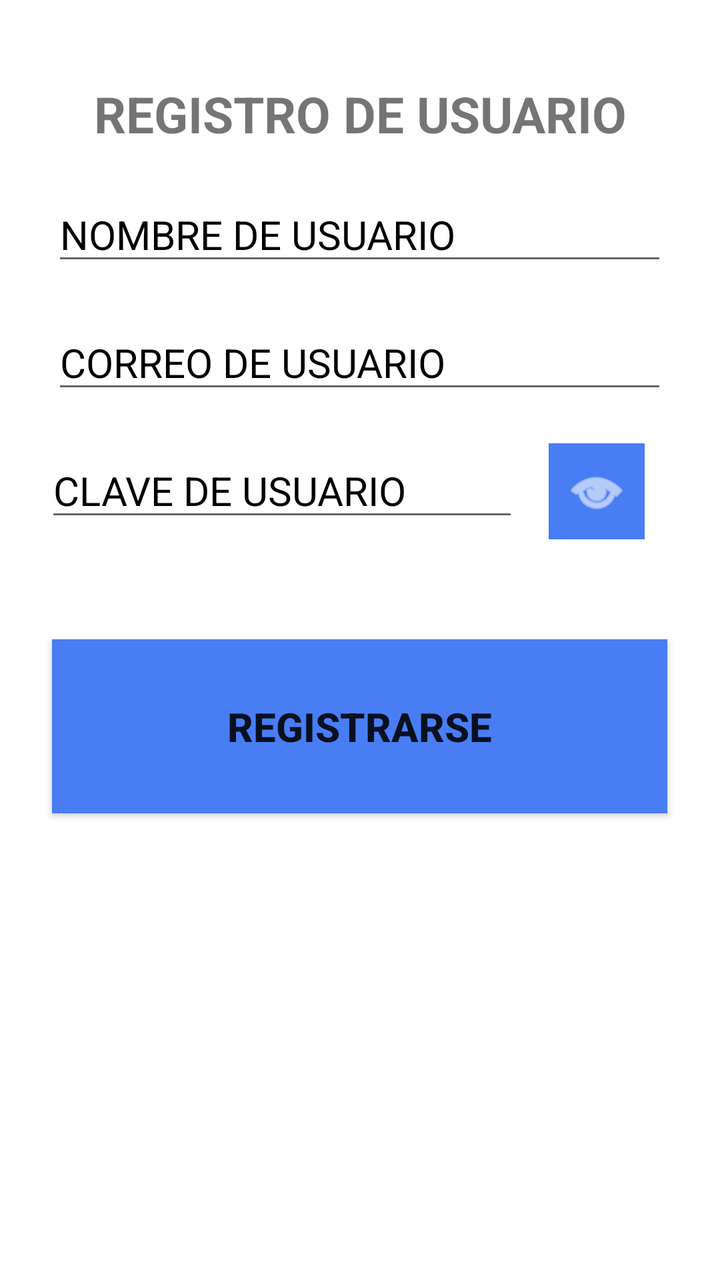
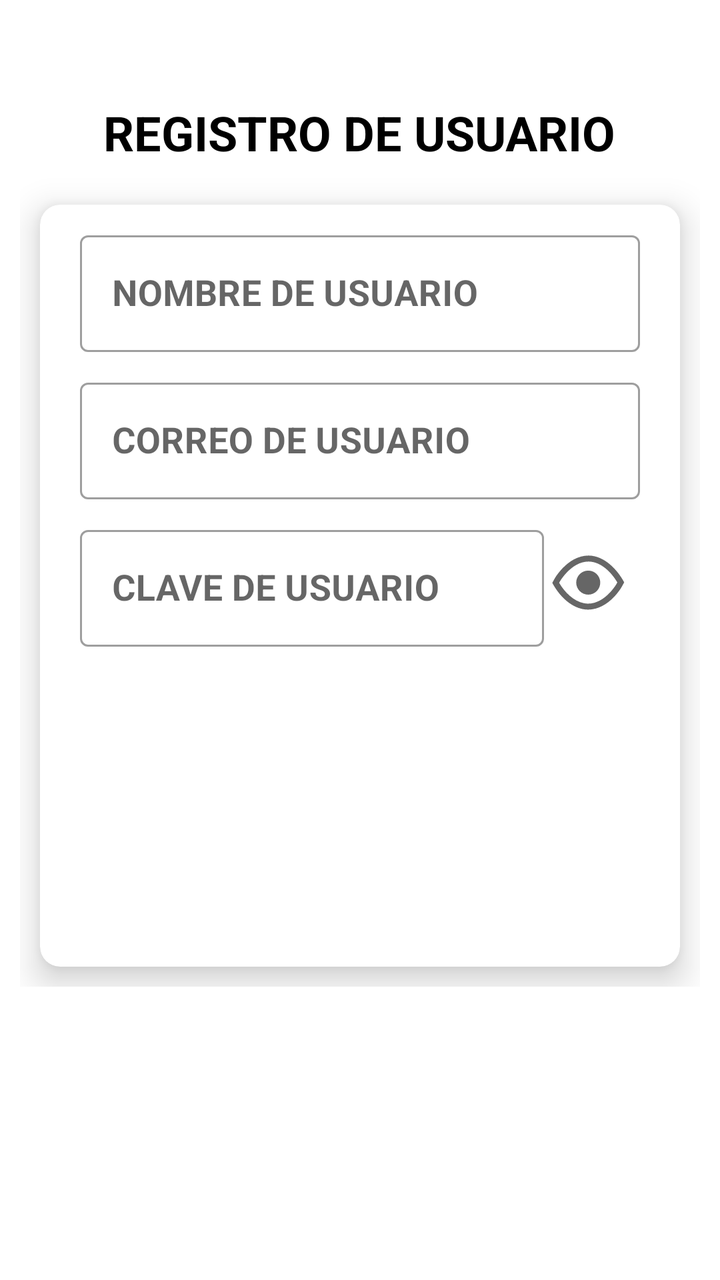

Screens rendered from an Android XML layout before and after an edit, with the pre-edit source and the edit as a unified diff.
<!-- AndroidManifest.xml: application theme Theme.Login -->
<!-- res/layout/fragment_register.xml -->
<?xml version="1.0" encoding="utf-8"?>
<LinearLayout
    xmlns:android="http://schemas.android.com/apk/res/android"
    xmlns:tools="http://schemas.android.com/tools"
    android:layout_width="match_parent"
    android:layout_height="match_parent"
    android:orientation="vertical"
    tools:context=".application.mvvm.view.RegisterFragment">

    <TextView
        style="@style/MyTitleActivity"
        android:layout_width="wrap_content"
        android:layout_height="wrap_content"
        android:text="@string/title_register" />

    <EditText
        style="@style/MyEditText"
        android:id="@+id/inputName"
        android:layout_width="wrap_content"
        android:layout_height="wrap_content"
        android:autofillHints="username"
        android:hint="@string/name_user"
        android:inputType="text"/>

    <EditText
        style="@style/MyEditText"
        android:id="@+id/inputEmail"
        android:layout_width="wrap_content"
        android:layout_height="wrap_content"
        android:autofillHints="emailAddress"
        android:hint="@string/email_user"
        android:inputType="textEmailAddress"/>

    <LinearLayout
        android:orientation="horizontal"
        android:layout_width="wrap_content"
        android:layout_height="wrap_content"
        android:layout_marginTop="@dimen/short2_dp"
        android:layout_marginBottom="@dimen/short2_dp"
        android:layout_gravity="center">
        <EditText
            android:id="@+id/inputPassword"
            android:layout_width="wrap_content"
            android:layout_height="wrap_content"
            android:autofillHints="password"
            android:hint="@string/password_user"
            android:inputType="textPassword"
            android:textSize="20sp"
            android:textAlignment="textStart"
            android:textStyle="normal"
            android:textColorHint="?attr/colorOnSecondary"
            android:layout_gravity="start"
            android:ems="10"
            android:maxLength="28"/>
        <ImageButton
            android:id="@+id/btnSeePassword"
            style="@style/MyImageButton"
            android:layout_width="@dimen/short3_dp"
            android:layout_height="@dimen/short3_dp"
            android:layout_gravity="end"
            android:contentDescription="@string/see_password"
            android:src="@android:drawable/ic_menu_view"/>
    </LinearLayout>

    <Button
        style="@style/MyButton"
        android:id="@+id/btnRegister"
        android:layout_width="wrap_content"
        android:layout_height="wrap_content"
        android:text="@string/register"/>

</LinearLayout>
<!-- resources referenced by this layout -->
<resources>
  <dimen name="short2_dp">10dp</dimen>
  <dimen name="short3_dp">48dp</dimen>
  <string name="email_user">CORREO DE USUARIO</string>
  <string name="name_user">NOMBRE DE USUARIO</string>
  <string name="password_user">CLAVE DE USUARIO</string>
  <string name="register">REGISTRARSE</string>
  <string name="see_password">VER CLAVE</string>
  <style name="MyButton" parent="Widget.AppCompat.Button">
          <item name="android:textSize">20sp</item>
          <item name="android:textAlignment">center</item>
          <item name="android:textStyle">bold</item>
          <item name="android:layout_gravity">center</item>
          <item name="android:layout_marginTop">10dp</item>
          <item name="android:layout_marginBottom">10dp</item>
          <item name="android:ems">13</item>
          <item name="android:paddingTop">30dp</item>
          <item name="android:paddingBottom">30dp</item>
          <item name="android:background">?attr/colorPrimary</item>
      </style>
  <style name="MyEditText" parent="Widget.AppCompat.EditText">
          <item name="android:textSize">20sp</item>
          <item name="android:textAlignment">textStart</item>
          <item name="android:textStyle">normal</item>
          <item name="android:textColorHint">?attr/colorOnSecondary</item>
          <item name="android:layout_gravity">center</item>
          <item name="android:layout_marginTop">10dp</item>
          <item name="android:layout_marginBottom">10dp</item>
          <item name="android:ems">13</item>
          <item name="android:maxLength">28</item>
      </style>
  <style name="MyImageButton" parent="Widget.AppCompat.ImageButton">
          <item name="android:layout_weight">1</item>
          <item name="android:layout_margin">15dp</item>
          <item name="android:tint">?attr/colorOnPrimary</item>
          <item name="android:background">?attr/colorPrimary</item>
      </style>
  <style name="MyTitleActivity" parent="Widget.AppCompat.TextView">
          <item name="android:textSize">25sp</item>
          <item name="android:textAlignment">center</item>
          <item name="android:textStyle">bold</item>
          <item name="android:layout_gravity">center</item>
          <item name="android:layout_marginTop">40dp</item>
          <item name="android:layout_marginBottom">10dp</item>
      </style>
  <color name="colorPrimaryLight">#487DF4</color>
  <color name="colorOnPrimaryLight">#FFFFFF</color>
  <color name="colorSecondaryLight">#487DF4</color>
  <color name="colorOnSecondaryLight">#000000</color>
  <color name="colorOnBackgroundLight">#FFFFFF</color>
  <!-- unchanged entries left out for length: 2 -->
</resources>

<!-- the commit's change to res/layout/fragment_register.xml (unified diff, before → after) -->
@@ -1,72 +1,128 @@
 <?xml version="1.0" encoding="utf-8"?>
-<LinearLayout
+<ScrollView
     xmlns:android="http://schemas.android.com/apk/res/android"
+    xmlns:app="http://schemas.android.com/apk/res-auto"
     xmlns:tools="http://schemas.android.com/tools"
     android:layout_width="match_parent"
     android:layout_height="match_parent"
-    android:orientation="vertical"
+    android:padding="@dimen/short1_dp"
     tools:context=".application.mvvm.view.RegisterFragment">
 
-    <TextView
-        style="@style/MyTitleActivity"
-        android:layout_width="wrap_content"
+    <LinearLayout
+        android:layout_width="match_parent"
         android:layout_height="wrap_content"
-        android:text="@string/title_register" />
+        android:orientation="vertical">
 
-    <EditText
-        style="@style/MyEditText"
-        android:id="@+id/inputName"
-        android:layout_width="wrap_content"
-        android:layout_height="wrap_content"
-        android:autofillHints="username"
-        android:hint="@string/name_user"
-        android:inputType="text"/>
-
-    <EditText
-        style="@style/MyEditText"
-        android:id="@+id/inputEmail"
-        android:layout_width="wrap_content"
-        android:layout_height="wrap_content"
-        android:autofillHints="emailAddress"
-        android:hint="@string/email_user"
-        android:inputType="textEmailAddress"/>
-
-    <LinearLayout
-        android:orientation="horizontal"
-        android:layout_width="wrap_content"
-        android:layout_height="wrap_content"
-        android:layout_marginTop="@dimen/short2_dp"
-        android:layout_marginBottom="@dimen/short2_dp"
-        android:layout_gravity="center">
-        <EditText
-            android:id="@+id/inputPassword"
+        
+        <TextView
+            style="@style/MyTitleActivity"
             android:layout_width="wrap_content"
             android:layout_height="wrap_content"
-            android:autofillHints="password"
-            android:hint="@string/password_user"
-            android:inputType="textPassword"
-            android:textSize="20sp"
-            android:textAlignment="textStart"
-            android:textStyle="normal"
-            android:textColorHint="?attr/colorOnSecondary"
-            android:layout_gravity="start"
-            android:ems="10"
-            android:maxLength="28"/>
-        <ImageButton
-            android:id="@+id/btnSeePassword"
-            style="@style/MyImageButton"
-            android:layout_width="@dimen/short3_dp"
-            android:layout_height="@dimen/short3_dp"
-            android:layout_gravity="end"
-            android:contentDescription="@string/see_password"
-            android:src="@android:drawable/ic_menu_view"/>
+            android:text="@string/title_register" />
+
+        
+        <com.google.android.material.card.MaterialCardView
+            android:layout_width="match_parent"
+            android:layout_height="wrap_content"
+            app:cardCornerRadius="@dimen/short1_dp"
+            app:cardElevation="@dimen/short1_dp"
+            app:cardBackgroundColor="?attr/colorSurface"
+            android:layout_margin="@dimen/short1_dp">
+
+            <LinearLayout
+                android:orientation="vertical"
+                android:padding="@dimen/short1_dp"
+                android:layout_width="match_parent"
+                android:layout_height="wrap_content">
+
+                <com.google.android.material.textfield.TextInputLayout
+                    style="@style/Widget.MaterialComponents.TextInputLayout.OutlinedBox"
+                    android:layout_width="match_parent"
+                    android:layout_height="wrap_content"
+                    android:layout_gravity="center"
+                    android:layout_marginHorizontal="@dimen/short1_dp"
+                    android:layout_marginBottom="@dimen/short1_dp"
+                    app:hintEnabled="true">
+
+                    <com.google.android.material.textfield.TextInputEditText
+                        style="@style/MyEditText"
+                        android:id="@+id/inputName"
+                        android:layout_width="match_parent"
+                        android:layout_height="wrap_content"
+                        android:autofillHints="username"
+                        android:hint="@string/name_user"
+                        android:inputType="text"/>
+                </com.google.android.material.textfield.TextInputLayout>
+
+                <com.google.android.material.textfield.TextInputLayout
+                    style="@style/Widget.MaterialComponents.TextInputLayout.OutlinedBox"
+                    android:layout_width="match_parent"
+                    android:layout_height="wrap_content"
+                    android:layout_gravity="center"
+                    android:layout_marginHorizontal="@dimen/short1_dp"
+                    android:layout_marginBottom="@dimen/short1_dp"
+                    app:hintEnabled="true">
+
+                    <com.google.android.material.textfield.TextInputEditText
+                        style="@style/MyEditText"
+                        android:id="@+id/inputEmail"
+                        android:layout_width="match_parent"
+                        android:layout_height="wrap_content"
+                        android:autofillHints="username"
+                        android:hint="@string/email_user"
+                        android:inputType="textEmailAddress"/>
+                </com.google.android.material.textfield.TextInputLayout>
+
+                <LinearLayout
+                    android:orientation="horizontal"
+                    android:layout_width="match_parent"
+                    android:layout_height="wrap_content"
+                    android:layout_marginHorizontal="@dimen/short1_dp"
+                    android:layout_marginBottom="@dimen/short1_dp"
+                    android:layout_gravity="center">
+                    <com.google.android.material.textfield.TextInputLayout
+                        style="@style/Widget.MaterialComponents.TextInputLayout.OutlinedBox"
+                        android:layout_width="0dp"
+                        android:layout_height="wrap_content"
+                        android:layout_weight="1">
+
+                        <com.google.android.material.textfield.TextInputEditText
+                            style="@style/MyEditText"
+                            android:id="@+id/inputPassword"
+                            android:layout_width="match_parent"
+                            android:layout_height="wrap_content"
+                            android:autofillHints="password"
+                            android:hint="@string/password_user"
+                            android:inputType="textPassword"/>
+                    </com.google.android.material.textfield.TextInputLayout>
+
+                    <ImageButton
+                        style="@style/MyImageButton"
+                        android:id="@+id/btnSeePassword"
+                        android:layout_width="@dimen/short2_dp"
+                        android:layout_height="@dimen/short2_dp"
+                        android:contentDescription="@string/see_password"
+                        android:src="@drawable/show_password"/>
+                </LinearLayout>
+
+                
+                <Button
+                    style="@style/MyButton"
+                    android:id="@+id/btnSendCode"
+                    android:layout_width="match_parent"
+                    android:layout_height="@dimen/short3_dp"
+                    android:layout_marginHorizontal="@dimen/short1_dp"
+                    android:text="@string/code"/>
+
+                
+                <Button
+                    style="@style/MyButton"
+                    android:id="@+id/btnRegister"
+                    android:layout_width="match_parent"
+                    android:layout_height="@dimen/short3_dp"
+                    android:layout_marginHorizontal="@dimen/short1_dp"
+                    android:text="@string/register"/>
+            </LinearLayout>
+        </com.google.android.material.card.MaterialCardView>
     </LinearLayout>
-
-    <Button
-        style="@style/MyButton"
-        android:id="@+id/btnRegister"
-        android:layout_width="wrap_content"
-        android:layout_height="wrap_content"
-        android:text="@string/register"/>
-
-</LinearLayout>
+</ScrollView>
<!-- resource entries referenced after the edit -->
@@ -1,52 +1,62 @@
 <!-- resources referenced by this layout -->
 <resources>
-  <dimen name="short2_dp">10dp</dimen>
-  <dimen name="short3_dp">48dp</dimen>
+  <dimen name="short1_dp">10dp</dimen>
+  <dimen name="short2_dp">48dp</dimen>
+  <dimen name="short3_dp">70dp</dimen>
+  <!-- drawable show_password (drawable-mdpi) -->
+  <vector xmlns:android="http://schemas.android.com/apk/res/android"
+      android:width="48dp"
+      android:height="48dp"
+      android:viewportWidth="64"
+      android:viewportHeight="64">
+    <path
+        android:fillColor="?attr/colorControlNormal"
+        android:pathData="M32.513,13.926c10.574,0.15 19.249,9.657 23.594,17.837c0,0 -1.529,3.129 -2.963,5.132c-0.694,0.969 -1.424,1.913 -2.191,2.826c-0.547,0.65 -1.112,1.283 -1.698,1.898c-5.237,5.5 -12.758,9.603 -20.7,8.01c-8.823,-1.77 -16.02,-9.33 -20.346,-17.461c0,0 1.536,-3.132 2.978,-5.132c0.646,-0.897 1.324,-1.77 2.034,-2.617c0.544,-0.649 1.108,-1.282 1.691,-1.897c4.627,-4.876 10.564,-8.63 17.601,-8.596ZM32.476,17.926c-5.89,-0.022 -10.788,3.267 -14.663,7.35c-0.527,0.555 -1.035,1.127 -1.527,1.713c-0.647,0.772 -1.265,1.569 -1.854,2.386c-0.589,0.816 -1.193,1.846 -1.672,2.721c3.814,6.409 9.539,12.198 16.582,13.611c6.563,1.317 12.688,-2.301 17.016,-6.846c0.529,-0.555 1.04,-1.128 1.534,-1.715c0.7,-0.833 1.366,-1.694 1.999,-2.579c0.586,-0.819 1.189,-1.851 1.667,-2.727c-3.958,-6.625 -10.73,-13.784 -19.082,-13.914Z"/>
+    <path
+        android:fillColor="?attr/colorControlNormal"
+        android:pathData="M32.158,23.948c4.425,0 8.018,3.593 8.018,8.017c0,4.425 -3.593,8.017 -8.018,8.017c-4.424,0 -8.017,-3.592 -8.017,-8.017c0,-4.424 3.593,-8.017 8.017,-8.017ZM32.158,27.957c2.213,0 4.009,1.796 4.009,4.008c0,2.213 -1.796,4.009 -4.009,4.009c-2.212,0 -4.008,-1.796 -4.008,-4.009c0,-2.212 1.796,-4.008 4.008,-4.008Z"/>
+  </vector>
+  <string name="code">ENVIAR CÓDIGO</string>
   <string name="email_user">CORREO DE USUARIO</string>
   <string name="name_user">NOMBRE DE USUARIO</string>
   <string name="password_user">CLAVE DE USUARIO</string>
   <string name="register">REGISTRARSE</string>
   <string name="see_password">VER CLAVE</string>
-  <style name="MyButton" parent="Widget.AppCompat.Button">
-          <item name="android:textSize">20sp</item>
+  <style name="MyButton" parent="Widget.MaterialComponents.Button">
+          <item name="android:textSize">18sp</item>
           <item name="android:textAlignment">center</item>
           <item name="android:textStyle">bold</item>
           <item name="android:layout_gravity">center</item>
-          <item name="android:layout_marginTop">10dp</item>
-          <item name="android:layout_marginBottom">10dp</item>
-          <item name="android:ems">13</item>
-          <item name="android:paddingTop">30dp</item>
-          <item name="android:paddingBottom">30dp</item>
-          <item name="android:background">?attr/colorPrimary</item>
+          <item name="android:maxWidth">320dp</item>
+          <item name="iconTint">@null</item>
+          <item name="backgroundTint">?attr/colorPrimary</item>
+          <item name="iconGravity">textStart</item>
       </style>
-  <style name="MyEditText" parent="Widget.AppCompat.EditText">
-          <item name="android:textSize">20sp</item>
+  <style name="MyEditText" parent="Widget.MaterialComponents.TextInputEditText.OutlinedBox">
+          <item name="android:textSize">18sp</item>
           <item name="android:textAlignment">textStart</item>
-          <item name="android:textStyle">normal</item>
+          <item name="android:textStyle">bold</item>
           <item name="android:textColorHint">?attr/colorOnSecondary</item>
           <item name="android:layout_gravity">center</item>
-          <item name="android:layout_marginTop">10dp</item>
-          <item name="android:layout_marginBottom">10dp</item>
-          <item name="android:ems">13</item>
           <item name="android:maxLength">28</item>
       </style>
-  <style name="MyImageButton" parent="Widget.AppCompat.ImageButton">
-          <item name="android:layout_weight">1</item>
-          <item name="android:layout_margin">15dp</item>
-          <item name="android:tint">?attr/colorOnPrimary</item>
-          <item name="android:background">?attr/colorPrimary</item>
+  <style name="MyImageButton" parent="Widget.MaterialComponents.Button.OutlinedButton.Icon">
+          <item name="iconTint">?attr/colorOnPrimary</item>
+          <item name="backgroundTint">?attr/colorPrimary</item>
+          <item name="android:layout_gravity">center</item>
       </style>
-  <style name="MyTitleActivity" parent="Widget.AppCompat.TextView">
-          <item name="android:textSize">25sp</item>
+  <style name="MyTitleActivity" parent="TextAppearance.MaterialComponents.Headline5">
+          <item name="android:textSize">24sp</item>
           <item name="android:textAlignment">center</item>
           <item name="android:textStyle">bold</item>
           <item name="android:layout_gravity">center</item>
           <item name="android:layout_marginTop">40dp</item>
           <item name="android:layout_marginBottom">10dp</item>
+          <item name="android:textColor">?attr/colorOnSurface</item>
       </style>
-  <color name="colorPrimaryLight">#487DF4</color>
+  <color name="colorPrimaryLight">#1A73E8</color>
   <color name="colorOnPrimaryLight">#FFFFFF</color>
-  <color name="colorSecondaryLight">#487DF4</color>
+  <color name="colorSecondaryLight">#1A73E8</color>
   <color name="colorOnSecondaryLight">#000000</color>
   <color name="colorOnBackgroundLight">#FFFFFF</color>
   <!-- unchanged entries left out for length: 2 -->
